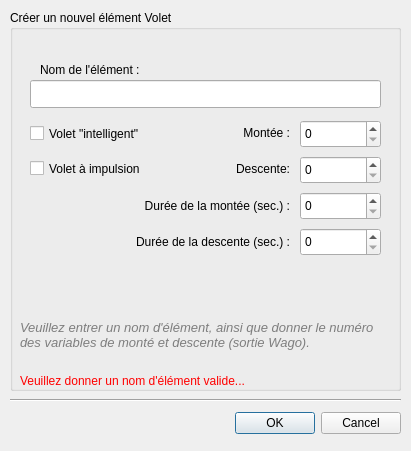
This is data/dialognewvolet.ui in calaos/calaos_installer as Qt 5 draws it before an edit. The edited form follows.
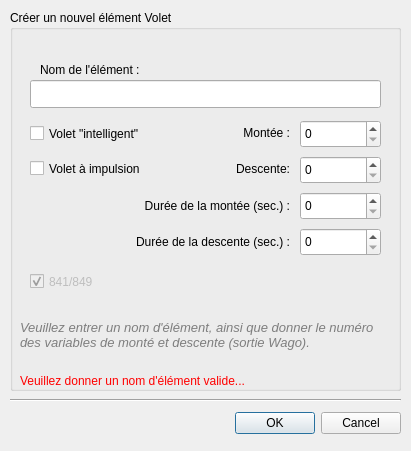
This is the edited form. Icons and pictures are not drawn.

Diff of the .ui file:
```diff
--- a/data/dialognewvolet.ui
+++ b/data/dialognewvolet.ui
@@ -398,6 +398,25 @@
      <string>Volet à impulsion</string>
     </property>
    </widget>
+   <widget class="QCheckBox" name="check841">
+    <property name="enabled">
+     <bool>false</bool>
+    </property>
+    <property name="geometry">
+     <rect>
+      <x>20</x>
+      <y>260</y>
+      <width>91</width>
+      <height>23</height>
+     </rect>
+    </property>
+    <property name="text">
+     <string>841/849</string>
+    </property>
+    <property name="checked">
+     <bool>true</bool>
+    </property>
+   </widget>
   </widget>
  </widget>
  <resources>
```
